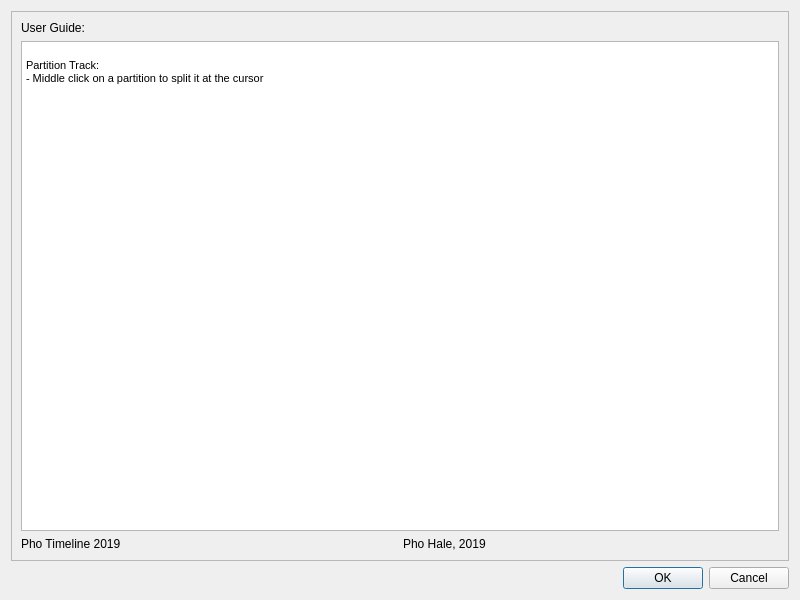
The window that GUI/HelpWindow/HelpWindow.ui (BrendonWatsonLab/PhoPyQtTimelinePlotter) describes before a commit, drawn with Qt 5.
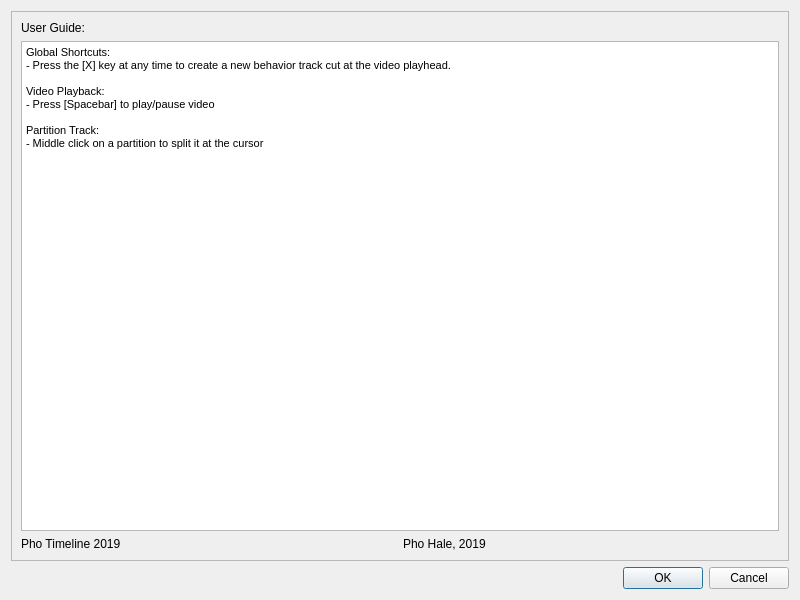
The same window after the commit.

```diff
--- a/GUI/HelpWindow/HelpWindow.ui
+++ b/GUI/HelpWindow/HelpWindow.ui
@@ -36,10 +36,15 @@
          <string>&lt;!DOCTYPE HTML PUBLIC &quot;-//W3C//DTD HTML 4.0//EN&quot; &quot;http://www.w3.org/TR/REC-html40/strict.dtd&quot;&gt;
 &lt;html&gt;&lt;head&gt;&lt;meta name=&quot;qrichtext&quot; content=&quot;1&quot; /&gt;&lt;style type=&quot;text/css&quot;&gt;
 p, li { white-space: pre-wrap; }
-&lt;/style&gt;&lt;/head&gt;&lt;body style=&quot; font-family:'MS Shell Dlg 2'; font-size:8.25pt; font-weight:400; font-style:normal;&quot;&gt;
-&lt;p style=&quot;-qt-paragraph-type:empty; margin-top:0px; margin-bottom:0px; margin-left:0px; margin-right:0px; -qt-block-indent:0; text-indent:0px;&quot;&gt;&lt;br /&gt;&lt;/p&gt;
-&lt;p style=&quot; margin-top:0px; margin-bottom:0px; margin-left:0px; margin-right:0px; -qt-block-indent:0; text-indent:0px;&quot;&gt;Partition Track:&lt;/p&gt;
-&lt;p style=&quot; margin-top:0px; margin-bottom:0px; margin-left:0px; margin-right:0px; -qt-block-indent:0; text-indent:0px;&quot;&gt;- Middle click on a partition to split it at the cursor&lt;/p&gt;&lt;/body&gt;&lt;/html&gt;</string>
+&lt;/style&gt;&lt;/head&gt;&lt;body style=&quot; font-family:'.AppleSystemUIFont'; font-size:13pt; font-weight:400; font-style:normal;&quot;&gt;
+&lt;p style=&quot; margin-top:0px; margin-bottom:0px; margin-left:0px; margin-right:0px; -qt-block-indent:0; text-indent:0px;&quot;&gt;&lt;span style=&quot; font-family:'MS Shell Dlg 2'; font-size:8.25pt;&quot;&gt;Global Shortcuts:&lt;/span&gt;&lt;/p&gt;
+&lt;p style=&quot; margin-top:0px; margin-bottom:0px; margin-left:0px; margin-right:0px; -qt-block-indent:0; text-indent:0px;&quot;&gt;&lt;span style=&quot; font-family:'MS Shell Dlg 2'; font-size:8.25pt;&quot;&gt;- Press the [X] key at any time to create a new behavior track cut at the video playhead.&lt;/span&gt;&lt;/p&gt;
+&lt;p style=&quot;-qt-paragraph-type:empty; margin-top:0px; margin-bottom:0px; margin-left:0px; margin-right:0px; -qt-block-indent:0; text-indent:0px; font-family:'MS Shell Dlg 2'; font-size:8.25pt;&quot;&gt;&lt;br /&gt;&lt;/p&gt;
+&lt;p style=&quot; margin-top:0px; margin-bottom:0px; margin-left:0px; margin-right:0px; -qt-block-indent:0; text-indent:0px;&quot;&gt;&lt;span style=&quot; font-family:'MS Shell Dlg 2'; font-size:8.25pt;&quot;&gt;Video Playback:&lt;/span&gt;&lt;/p&gt;
+&lt;p style=&quot; margin-top:0px; margin-bottom:0px; margin-left:0px; margin-right:0px; -qt-block-indent:0; text-indent:0px;&quot;&gt;&lt;span style=&quot; font-family:'MS Shell Dlg 2'; font-size:8.25pt;&quot;&gt;- Press [Spacebar] to play/pause video&lt;/span&gt;&lt;/p&gt;
+&lt;p style=&quot;-qt-paragraph-type:empty; margin-top:0px; margin-bottom:0px; margin-left:0px; margin-right:0px; -qt-block-indent:0; text-indent:0px; font-family:'MS Shell Dlg 2'; font-size:8.25pt;&quot;&gt;&lt;br /&gt;&lt;/p&gt;
+&lt;p style=&quot; margin-top:0px; margin-bottom:0px; margin-left:0px; margin-right:0px; -qt-block-indent:0; text-indent:0px;&quot;&gt;&lt;span style=&quot; font-family:'MS Shell Dlg 2'; font-size:8.25pt;&quot;&gt;Partition Track:&lt;/span&gt;&lt;/p&gt;
+&lt;p style=&quot; margin-top:0px; margin-bottom:0px; margin-left:0px; margin-right:0px; -qt-block-indent:0; text-indent:0px;&quot;&gt;&lt;span style=&quot; font-family:'MS Shell Dlg 2'; font-size:8.25pt;&quot;&gt;- Middle click on a partition to split it at the cursor&lt;/span&gt;&lt;/p&gt;&lt;/body&gt;&lt;/html&gt;</string>
         </property>
        </widget>
       </item>
```
